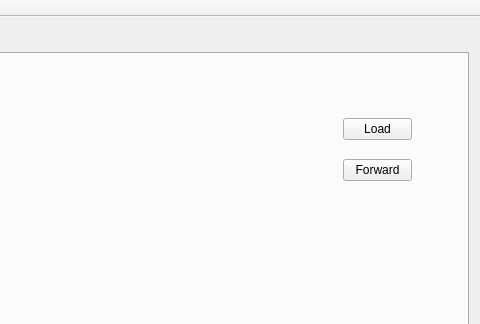
kohutjan/2DFFT, file GUI/mainwindow.ui: the form before one commit; both pictures show x 771 to 1251 and y 0 to 324 of the 1251 by 779 pixel window.
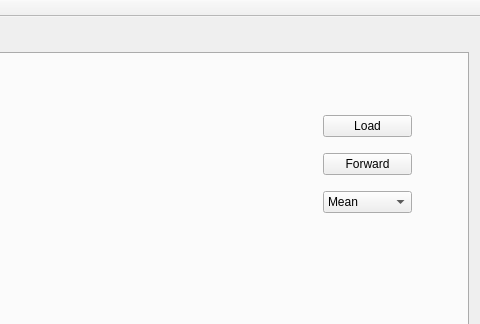
The form after the commit.

Commit message: Getters for filters make better sense.

```diff
--- a/GUI/mainwindow.ui
+++ b/GUI/mainwindow.ui
@@ -117,10 +117,10 @@
        <widget class="QWidget" name="verticalLayoutWidget">
         <property name="geometry">
          <rect>
-          <x>1090</x>
+          <x>1070</x>
           <y>40</y>
-          <width>91</width>
-          <height>111</height>
+          <width>111</width>
+          <height>141</height>
          </rect>
         </property>
         <layout class="QVBoxLayout" name="verticalLayout">
@@ -138,6 +138,20 @@
            </property>
           </widget>
          </item>
+         <item>
+          <widget class="QComboBox" name="playFiltersCombo">
+           <item>
+            <property name="text">
+             <string>Mean</string>
+            </property>
+           </item>
+           <item>
+            <property name="text">
+             <string>Gaussian</string>
+            </property>
+           </item>
+          </widget>
+         </item>
         </layout>
        </widget>
       </widget>
```
Left out of the diff: 2 changed lines with no effect on the pictures. The commit also changes 4 other files.
